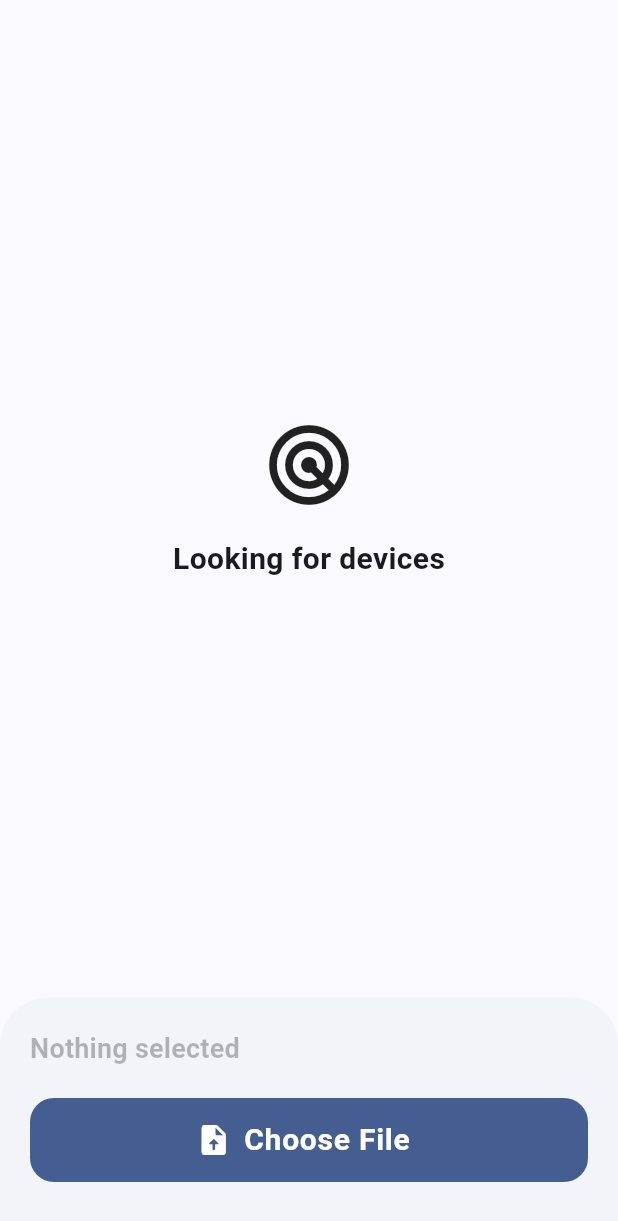
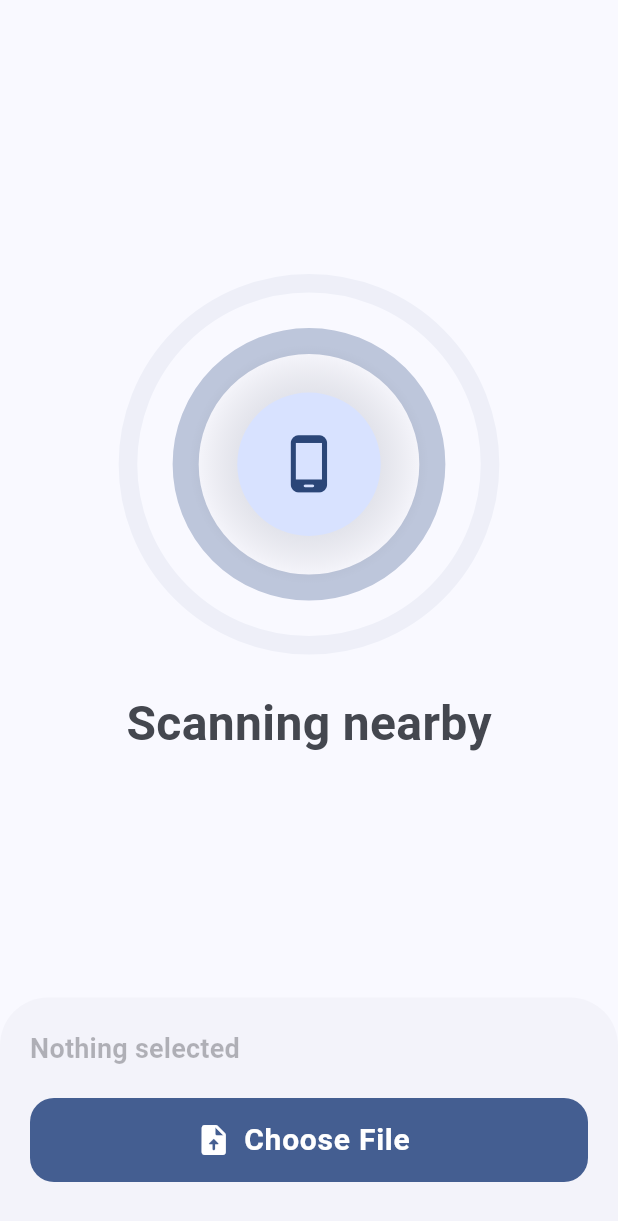
Before and after one commit to vedant-dev27/sefyra, a Flutter app: the screen it shows after launch, swiped to page 2, on a phone screen of 412 x 824 dp. Shown: the top 1221 px of the screen. Run offline on Flutter 3.47's test engine with Material 3 defaults, Android fonts, the phone set to English and light mode, and no system bars; drawn by our look-alikes of dynamic_color; our stand-ins replace file_picker, shared_preferences; missing offline and left inert: media_store_plus, network_info_plus.

Commit message:
update send page

```diff
--- a/lib/screen_v2/send_screen.dart
+++ b/lib/screen_v2/send_screen.dart
@@ -5,6 +5,7 @@ import 'package:sefyra/services/tcp_server.dart';
 import 'package:sefyra/services/udp_catch.dart';
 import 'package:sefyra/model/payload.dart';
 import 'package:sefyra/widgets/device_card.dart';
+import 'package:sefyra/widgets/scan_widget.dart';
 import 'package:shared_preferences/shared_preferences.dart';
 import 'package:sefyra/widgets/file_picker_widget.dart';
 import 'package:sefyra/widgets/loading_widget.dart';
@@ -198,25 +199,7 @@ class _SendPageState extends State<SendPage> {
                       children: [
                         Expanded(
                           child: _devices.isEmpty
-                              ? const Center(
-                                  child: Column(
-                                    mainAxisAlignment: MainAxisAlignment.center,
-                                    children: [
-                                      Icon(
-                                        Icons.radar,
-                                        size: 64,
-                                      ),
-                                      SizedBox(height: 16),
-                                      Text(
-                                        "Looking for devices",
-                                        style: TextStyle(
-                                          fontSize: 20,
-                                          fontWeight: FontWeight.w600,
-                                        ),
-                                      ),
-                                    ],
-                                  ),
-                                )
+                              ? ScanField()
                               : ListView.builder(
                                   reverse: true,
                                   padding: const EdgeInsets.symmetric(
--- /dev/null
+++ b/lib/widgets/scan_widget.dart
@@ -0,0 +1,155 @@
+import 'dart:math';
+import 'package:flutter/material.dart';
+
+class ScanField extends StatefulWidget {
+  const ScanField({super.key});
+
+  @override
+  State<ScanField> createState() => _ScanFieldState();
+}
+
+class _ScanFieldState extends State<ScanField>
+    with SingleTickerProviderStateMixin {
+  late final AnimationController _controller;
+
+  static const double maxRadius = 130.0;
+
+  @override
+  void initState() {
+    super.initState();
+
+    _controller = AnimationController(
+      vsync: this,
+      duration: const Duration(milliseconds: 2600),
+    )..repeat();
+  }
+
+  @override
+  void dispose() {
+    _controller.dispose();
+    super.dispose();
+  }
+
+  Widget _buildWave(double delay, Color color) {
+    return AnimatedBuilder(
+      animation: _controller,
+      builder: (_, __) {
+        final raw = (_controller.value + delay) % 1.0;
+        final t = Curves.easeOutCubic.transform(raw);
+
+        final radius = maxRadius * t;
+        final opacity = (1 - t).clamp(0.0, 1.0);
+
+        return CustomPaint(
+          size: Size.square(maxRadius * 2),
+          painter: _CleanBandPainter(
+            radius: radius,
+            thickness: 28 * (1 - t * 0.6),
+            color: color.withAlpha((opacity * 0.9 * 255).round()),
+          ),
+        );
+      },
+    );
+  }
+
+  @override
+  Widget build(BuildContext context) {
+    final scheme = Theme.of(context).colorScheme;
+
+    return Center(
+      child: Column(
+        mainAxisAlignment: MainAxisAlignment.center,
+        children: [
+          SizedBox(
+            width: 300,
+            height: 300,
+            child: Stack(
+              alignment: Alignment.center,
+              children: [
+                _buildWave(0.0, scheme.primary),
+                _buildWave(0.33, scheme.primary),
+                _buildWave(0.66, scheme.primary),
+
+                // soft radial glow
+                Container(
+                  width: 160,
+                  height: 160,
+                  decoration: BoxDecoration(
+                    shape: BoxShape.circle,
+                    gradient: RadialGradient(
+                      colors: [
+                        scheme.primary.withAlpha((0.25 * 255).round()),
+                        Colors.transparent,
+                      ],
+                    ),
+                  ),
+                ),
+
+                // core
+                AnimatedBuilder(
+                  animation: _controller,
+                  builder: (_, __) {
+                    final scale = 1 + (sin(_controller.value * 2 * pi) * 0.04);
+
+                    return Transform.scale(
+                      scale: scale,
+                      child: Container(
+                        width: 92,
+                        height: 92,
+                        decoration: BoxDecoration(
+                          shape: BoxShape.circle,
+                          color: scheme.primaryContainer,
+                        ),
+                        child: Icon(
+                          Icons.phone_android_rounded,
+                          size: 40,
+                          color: scheme.onPrimaryContainer,
+                        ),
+                      ),
+                    );
+                  },
+                ),
+              ],
+            ),
+          ),
+          Text(
+            "Scanning nearby",
+            style: TextStyle(
+              fontSize: 32,
+              fontWeight: FontWeight.w600,
+              color: scheme.onSurfaceVariant,
+            ),
+          ),
+        ],
+      ),
+    );
+  }
+}
+
+class _CleanBandPainter extends CustomPainter {
+  final double radius;
+  final double thickness;
+  final Color color;
+
+  _CleanBandPainter({
+    required this.radius,
+    required this.thickness,
+    required this.color,
+  });
+
+  @override
+  void paint(Canvas canvas, Size size) {
+    final center = size.center(Offset.zero);
+
+    final paint = Paint()
+      ..style = PaintingStyle.stroke
+      ..strokeWidth = thickness
+      ..color = color
+      ..strokeCap = StrokeCap.round;
+
+    canvas.drawCircle(center, radius, paint);
+  }
+
+  @override
+  bool shouldRepaint(covariant _CleanBandPainter oldDelegate) => true;
+}
```
Also changed, not shown: 1 other file.
